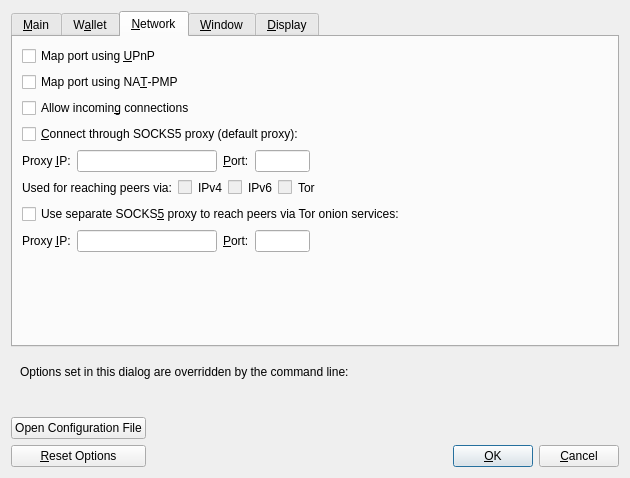
Before: the Qt Designer form src/qt/forms/optionsdialog.ui in belovachap/RePeer, drawn with Qt 5.
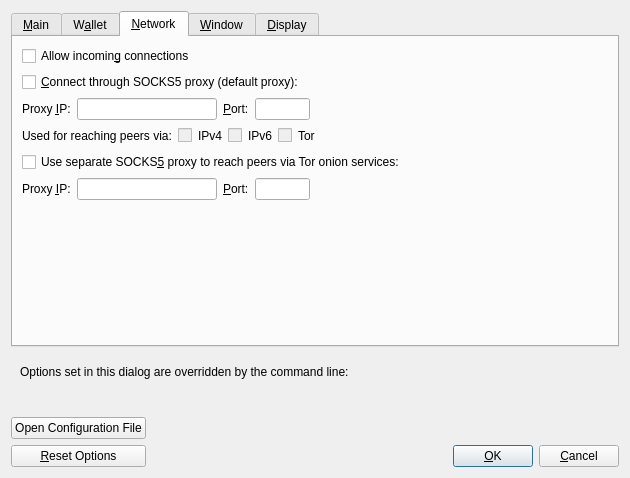
After: the same form once the commit is applied. The open tabs and pages were chosen to show the change. Custom widgets are drawn as their Qt base class.

Commit message: Working toward removing upnp at natpmp...

Diff of the .ui file:
```diff
--- a/src/qt/forms/optionsdialog.ui
+++ b/src/qt/forms/optionsdialog.ui
@@ -321,26 +321,6 @@
        <string>&amp;Network</string>
       </attribute>
       <layout class="QVBoxLayout" name="verticalLayout_Network">
-       <item>
-        <widget class="QCheckBox" name="mapPortUpnp">
-         <property name="toolTip">
-          <string>Automatically open the Peercoin client port on the router. This only works when your router supports UPnP and it is enabled.</string>
-         </property>
-         <property name="text">
-          <string>Map port using &amp;UPnP</string>
-         </property>
-        </widget>
-       </item>
-       <item>
-        <widget class="QCheckBox" name="mapPortNatpmp">
-         <property name="toolTip">
-          <string>Automatically open the Bitcoin client port on the router. This only works when your router supports NAT-PMP and it is enabled. The external port could be random.</string>
-         </property>
-         <property name="text">
-          <string>Map port using NA&amp;T-PMP</string>
-         </property>
-        </widget>
-       </item>
        <item>
         <widget class="QCheckBox" name="allowIncoming">
          <property name="toolTip">
```
The commit also changes 23 other files.
